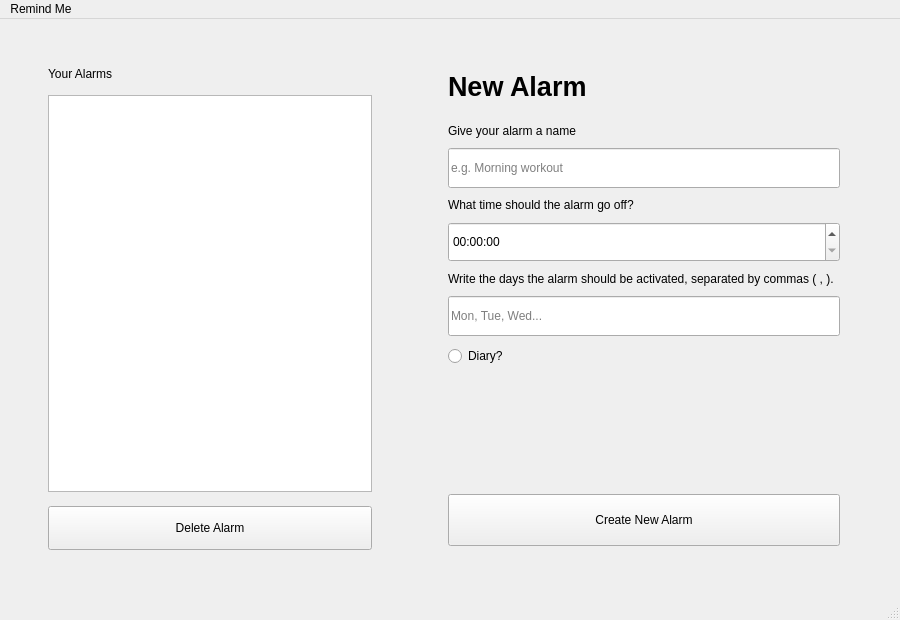
First picture: the form in UI/menu.ui, repository lekkinhas-code/Desktop-Notifier, before the edit.
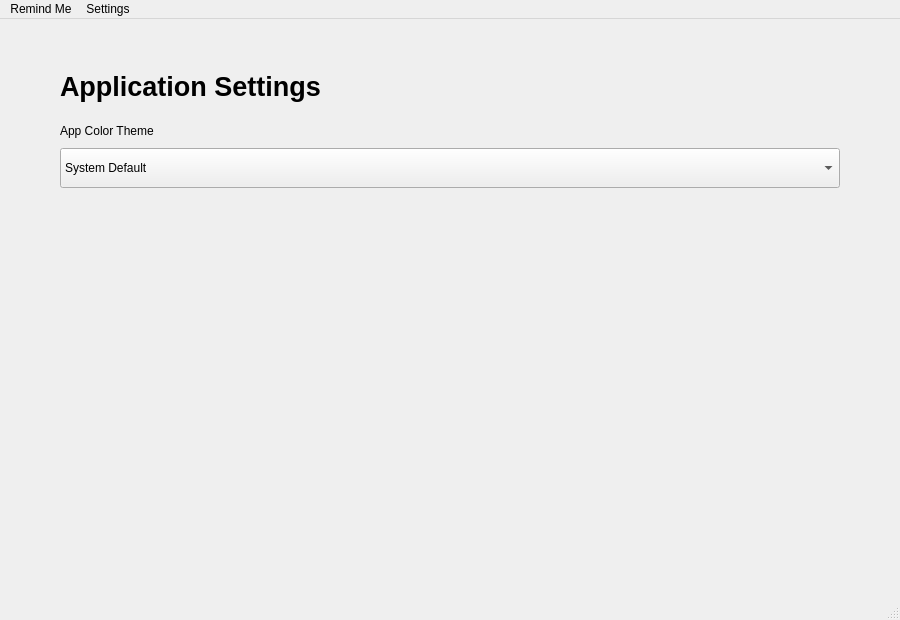
Second picture: the form after the edit. The open tabs and pages were chosen to show the change.

Diff of the .ui file:
```diff
--- a/UI/menu.ui
+++ b/UI/menu.ui
@@ -20,6 +20,29 @@
    <string>Remind Me</string>
   </property>
   <widget class="QWidget" name="centralwidget">
+            <layout class="QVBoxLayout" name="globalVerticalLayout">
+                <property name="spacing">
+                    <number>0</number>
+                </property>
+                <property name="leftMargin">
+                    <number>0</number>
+                </property>
+                <property name="topMargin">
+                    <number>0</number>
+                </property>
+                <property name="rightMargin">
+                    <number>0</number>
+                </property>
+                <property name="bottomMargin">
+                    <number>0</number>
+                </property>
+                <item>
+                    <widget class="QStackedWidget" name="mainStackedWidget">
+                        <property name="currentIndex">
+                            <number>0</number>
+                        </property>
+
+                        <widget class="QWidget" name="homePage">
    <layout class="QHBoxLayout" name="mainLayout">
     <property name="spacing">
      <number>24</number>
@@ -81,29 +104,9 @@
            <verstretch>1</verstretch>
           </sizepolicy>
          </property>
-         <property name="editTriggers">
-          <set>QAbstractItemView::EditTrigger::NoEditTriggers</set>
-         </property>
-         <property name="alternatingRowColors">
-          <bool>true</bool>
-         </property>
-         <property name="selectionMode">
-          <enum>QAbstractItemView::SelectionMode::SingleSelection</enum>
-         </property>
-         <property name="selectionBehavior">
-          <enum>QAbstractItemView::SelectionBehavior::SelectRows</enum>
-         </property>
          <property name="showGrid">
           <bool>false</bool>
          </property>
-         
-         <attribute name="horizontalHeaderStretchLastSection">
-          <bool>true</bool>
-         </attribute>
-         <attribute name="verticalHeaderVisible">
-          <bool>false</bool>
-         </attribute>
-         
         </widget>
        </item>
        <item>
@@ -166,9 +169,6 @@
          <property name="text">
           <string>New Alarm</string>
          </property>
-         <property name="alignment">
-          <set>Qt::AlignmentFlag::AlignLeading|Qt::AlignmentFlag::AlignLeft|Qt::AlignmentFlag::AlignVCenter</set>
-         </property>
         </widget>
        </item>
        <item>
@@ -255,9 +255,6 @@
          <property name="text">
           <string>Diary?</string>
          </property>
-         <property name="checked">
-          <bool>false</bool>
-         </property>
         </widget>
        </item>
        <item>
@@ -294,7 +291,127 @@
     </item>
    </layout>
   </widget>
-  <widget class="QStatusBar" name="statusbar"/>
+
+                        <widget class="QWidget" name="settingsPage">
+                            <layout class="QHBoxLayout" name="settingsPageOuterLayout">
+                                <property name="spacing">
+                                    <number>0</number>
+                                </property>
+                                <property name="leftMargin">
+                                    <number>28</number>
+                                </property>
+                                <property name="topMargin">
+                                    <number>28</number>
+                                </property>
+                                <property name="rightMargin">
+                                    <number>28</number>
+                                </property>
+                                <property name="bottomMargin">
+                                    <number>28</number>
+                                </property>
+                                <item>
+                                    <widget class="QFrame" name="settingsFrame">
+                                        <layout class="QVBoxLayout" name="settingsInnerLayout">
+                                            <property name="spacing">
+                                                <number>10</number>
+                                            </property>
+                                            <property name="leftMargin">
+                                                <number>32</number>
+                                            </property>
+                                            <property name="topMargin">
+                                                <number>24</number>
+                                            </property>
+                                            <property name="rightMargin">
+                                                <number>32</number>
+                                            </property>
+                                            <property name="bottomMargin">
+                                                <number>24</number>
+                                            </property>
+                                            <item>
+                                                <widget class="QLabel" name="SettingsTitle_label">
+                                                    <property name="font">
+                                                        <font>
+                                                            <pointsize>20</pointsize>
+                                                            <bold>true</bold>
+                                                        </font>
+                                                    </property>
+                                                    <property name="text">
+                                                        <string>Application Settings</string>
+                                                    </property>
+                                                </widget>
+                                            </item>
+                                            <item>
+                                                <spacer name="settingsTitleSpacer">
+                                                    <property name="orientation">
+                                                        <enum>Qt::Orientation::Vertical</enum>
+                                                    </property>
+                                                    <property name="sizeType">
+                                                        <enum>QSizePolicy::Policy::Fixed</enum>
+                                                    </property>
+                                                    <property name="sizeHint" stdset="0">
+                                                        <size>
+                                                            <width>20</width>
+                                                            <height>12</height>
+                                                        </size>
+                                                    </property>
+                                                </spacer>
+                                            </item>
+                                            <item>
+                                                <widget class="QLabel" name="ThemeLabel">
+                                                    <property name="text">
+                                                        <string>App Color Theme</string>
+                                                    </property>
+                                                </widget>
+                                            </item>
+                                            <item>
+                                                <widget class="QComboBox" name="Theme_comboBox">
+                                                    <property name="minimumSize">
+                                                        <size>
+                                                            <width>0</width>
+                                                            <height>40</height>
+                                                        </size>
+                                                    </property>
+                                                    <item>
+                                                        <property name="text">
+                                                            <string>System Default</string>
+                                                        </property>
+                                                    </item>
+                                                    <item>
+                                                        <property name="text">
+                                                            <string>Dark Mode</string>
+                                                        </property>
+                                                    </item>
+                                                    <item>
+                                                        <property name="text">
+                                                            <string>Light Mode</string>
+                                                        </property>
+                                                    </item>
+                                                </widget>
+                                            </item>
+                                            <item>
+                                                <spacer name="settingsPageBottomSpacer">
+                                                    <property name="orientation">
+                                                        <enum>Qt::Orientation::Vertical</enum>
+                                                    </property>
+                                                    <property name="sizeHint" stdset="0">
+                                                        <size>
+                                                            <width>20</width>
+                                                            <height>40</height>
+                                                        </size>
+                                                    </property>
+                                                </spacer>
+                                            </item>
+                                        </layout>
+                                    </widget>
+                                </item>
+                            </layout>
+                        </widget>
+
+                    </widget>
+                </item>
+            </layout>
+        </widget>
+        <widget class="QStatusBar" name="statusbar" />
   <widget class="QMenuBar" name="menuBar">
    <property name="geometry">
     <rect>
@@ -304,14 +421,20 @@
      <height>25</height>
     </rect>
    </property>
-   <widget class="QMenu" name="menuRemind_Me">
-    <property name="title">
+            <addaction name="actionAlarms_Dashboard" />
+            <addaction name="actionPreferences_Settings" />
+        </widget>
+        <action name="actionAlarms_Dashboard">
+            <property name="text">
      <string>Remind Me</string>
     </property>
-   </widget>
-   <addaction name="menuRemind_Me"/>
-  </widget>
- </widget>
- <resources/>
- <connections/>
+        </action>
+        <action name="actionPreferences_Settings">
+            <property name="text">
+                <string>Settings</string>
+            </property>
+        </action>
+    </widget>
+    <resources />
+    <connections />
 </ui>
```
Left out of the diff: 6 changed lines with no effect on the pictures. Lines whose indentation alone changed are shown as unchanged.
